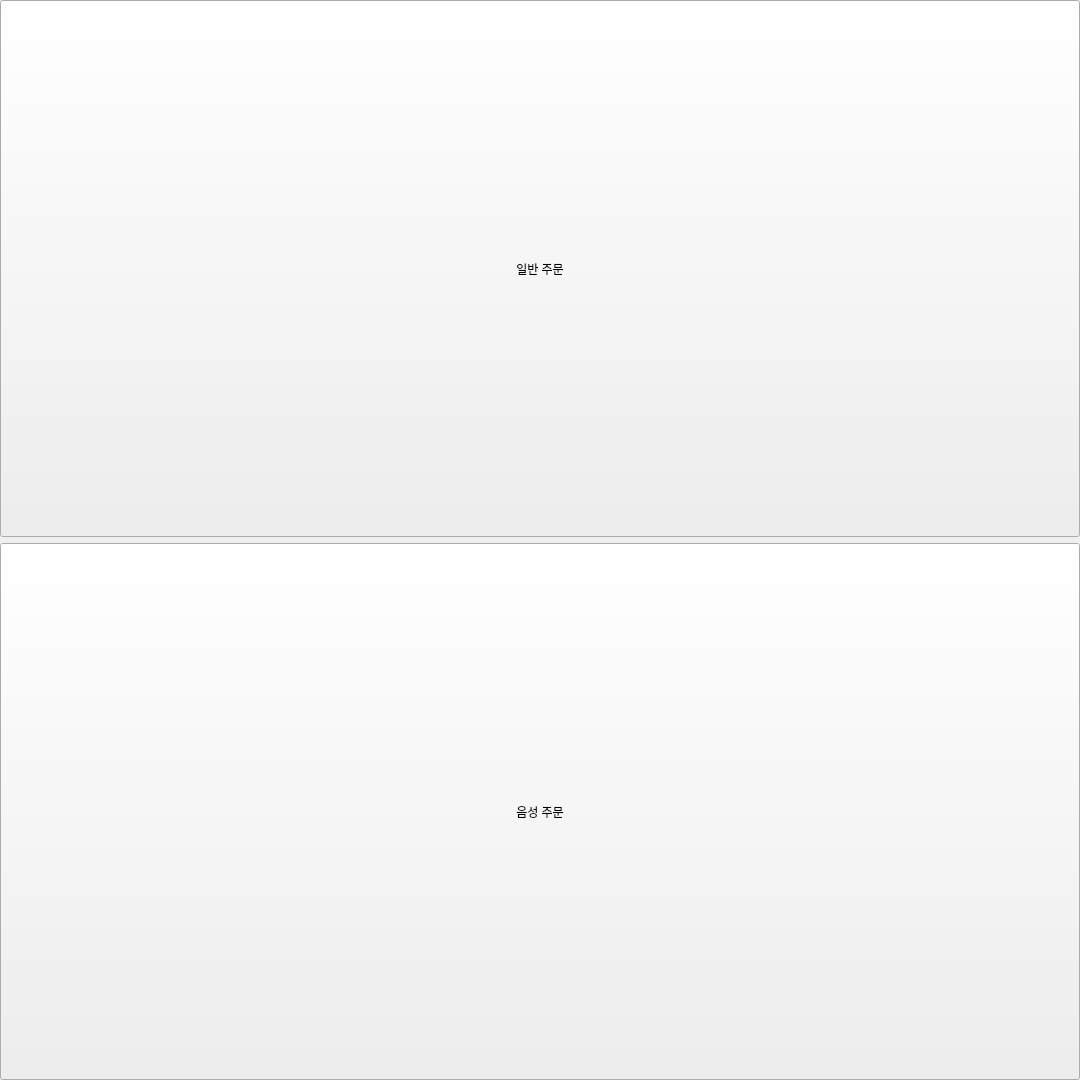
Qt form front/UI/Init.ui (LeeHuSeong/Kiosk_AI) before a commit.
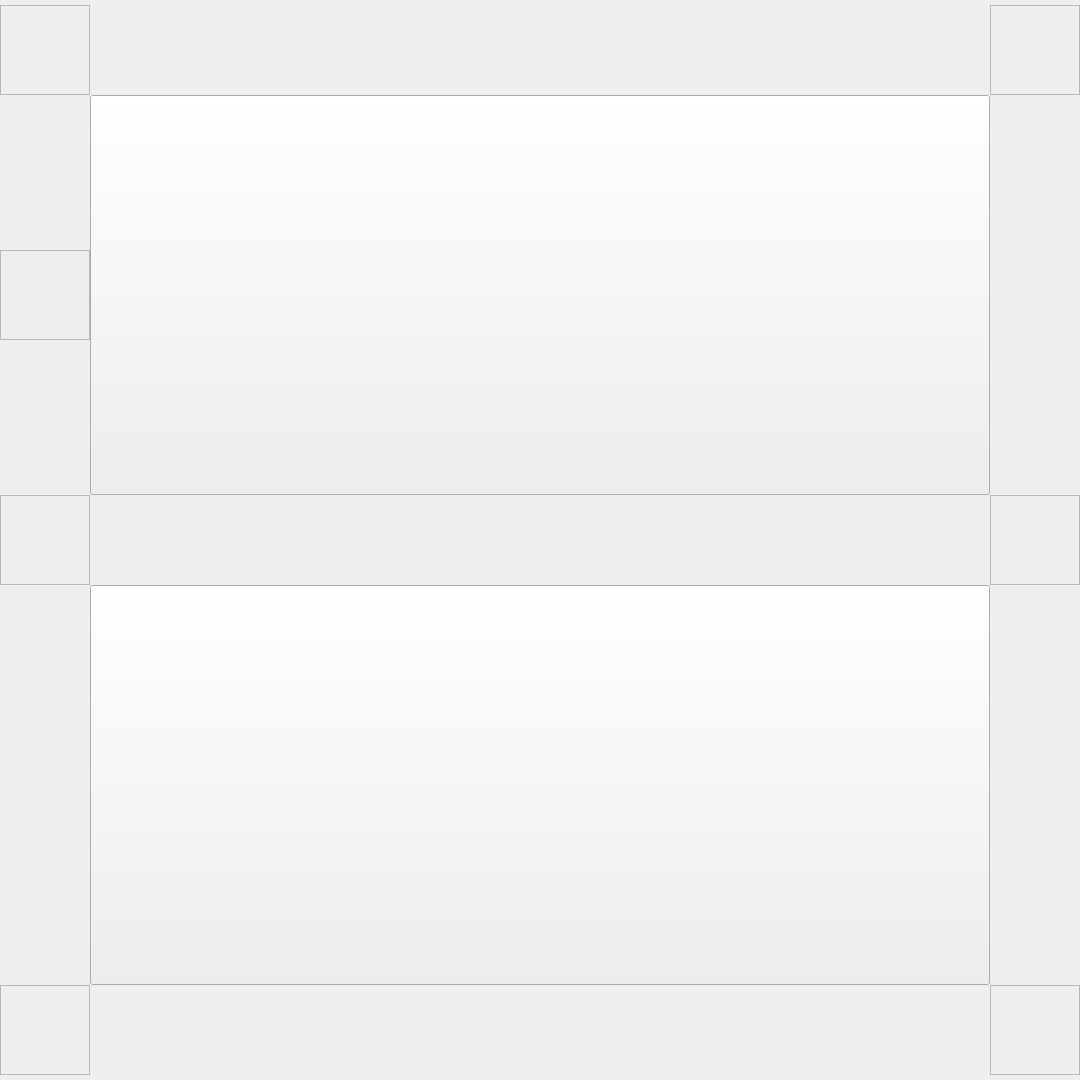
The same form after that commit. The open tabs and pages were chosen to show the change. Icons and pictures are not drawn.

```diff
--- a/front/UI/Init.ui
+++ b/front/UI/Init.ui
@@ -31,6 +31,47 @@
   <property name="windowTitle">
    <string>MainWindow</string>
   </property>
+  <property name="styleSheet">
+   <string notr="true">#MainWindow {
+	
+	border-image: url(:/.all/src/BG.png);
+}
+
+#mainPage {
+	
+	border-image: url(:/.all/src/BG2.png);
+}
+
+#btn_toSelectPage {
+
+	border-image: url(:/0_initPage/src/initbtn_O.png);
+}
+
+#btn_toSelectPage:hover {
+
+	border-image: url(:/0_initPage/src/initbtn_H.png);
+}
+
+#btn_toDefaultMenuPage {
+	
+	border-image: url(:/1_selectPage/src/selectbtn1_O.png);
+}
+
+#btn_toDefaultMenuPage:hover {
+	
+	border-image: url(:/1_selectPage/src/selectbtn1_H.png);
+}
+
+#btn_toVoiceOrderPage {
+	
+	border-image: url(:/1_selectPage/src/selectbtn2_O.png);
+}
+
+#btn_toVoiceOrderPage:hover {
+	
+	border-image: url(:/1_selectPage/src/selectbtn2_H.png);
+}</string>
+  </property>
   <widget class="QWidget" name="centralwidget">
    <property name="sizePolicy">
     <sizepolicy hsizetype="Fixed" vsizetype="Fixed">
@@ -51,8 +92,14 @@
     <property name="bottomMargin">
      <number>0</number>
     </property>
+    <property name="spacing">
+     <number>0</number>
+    </property>
     <item row="0" column="0">
      <layout class="QGridLayout" name="gridLayout">
+      <property name="spacing">
+       <number>0</number>
+      </property>
       <item row="1" column="0">
        <widget class="QStackedWidget" name="mainPage">
         <property name="sizePolicy">
@@ -212,31 +259,218 @@
           <property name="bottomMargin">
            <number>0</number>
           </property>
+          <property name="spacing">
+           <number>0</number>
+          </property>
           <item row="0" column="0">
-           <layout class="QVBoxLayout" name="verticalLayout">
-            <item>
-             <widget class="QPushButton" name="btn_toDefaultMenuPage">
-              <property name="sizePolicy">
-               <sizepolicy hsizetype="MinimumExpanding" vsizetype="MinimumExpanding">
-                <horstretch>0</horstretch>
-                <verstretch>0</verstretch>
-               </sizepolicy>
+           <layout class="QGridLayout" name="gridLayout_6">
+            <property name="spacing">
+             <number>0</number>
+            </property>
+            <item row="2" column="0">
+             <widget class="QFrame" name="frame_6">
+              <property name="minimumSize">
+               <size>
+                <width>90</width>
+                <height>90</height>
+               </size>
               </property>
-              <property name="text">
-               <string>일반 주문</string>
+              <property name="maximumSize">
+               <size>
+                <width>90</width>
+                <height>90</height>
+               </size>
               </property>
+              <property name="frameShape">
+               <enum>QFrame::StyledPanel</enum>
+              </property>
+              <property name="frameShadow">
+               <enum>QFrame::Raised</enum>
+              </property>
              </widget>
             </item>
-            <item>
+            <item row="5" column="2">
+             <widget class="QFrame" name="frame_5">
+              <property name="minimumSize">
+               <size>
+                <width>90</width>
+                <height>90</height>
+               </size>
+              </property>
+              <property name="maximumSize">
+               <size>
+                <width>90</width>
+                <height>90</height>
+               </size>
+              </property>
+              <property name="frameShape">
+               <enum>QFrame::StyledPanel</enum>
+              </property>
+              <property name="frameShadow">
+               <enum>QFrame::Raised</enum>
+              </property>
+             </widget>
+            </item>
+            <item row="5" column="0">
+             <widget class="QFrame" name="frame_4">
+              <property name="minimumSize">
+               <size>
+                <width>90</width>
+                <height>90</height>
+               </size>
+              </property>
+              <property name="maximumSize">
+               <size>
+                <width>90</width>
+                <height>90</height>
+               </size>
+              </property>
+              <property name="frameShape">
+               <enum>QFrame::StyledPanel</enum>
+              </property>
+              <property name="frameShadow">
+               <enum>QFrame::Raised</enum>
+              </property>
+             </widget>
+            </item>
+            <item row="0" column="2">
+             <widget class="QFrame" name="frame">
+              <property name="minimumSize">
+               <size>
+                <width>90</width>
+                <height>90</height>
+               </size>
+              </property>
+              <property name="maximumSize">
+               <size>
+                <width>90</width>
+                <height>90</height>
+               </size>
+              </property>
+              <property name="frameShape">
+               <enum>QFrame::StyledPanel</enum>
+              </property>
+              <property name="frameShadow">
+               <enum>QFrame::Raised</enum>
+              </property>
+             </widget>
+            </item>
+            <item row="0" column="0">
+             <widget class="QFrame" name="frame_3">
+              <property name="minimumSize">
+               <size>
+                <width>90</width>
+                <height>90</height>
+               </size>
+              </property>
+              <property name="maximumSize">
+               <size>
+                <width>90</width>
+                <height>90</height>
+               </size>
+              </property>
+              <property name="frameShape">
+               <enum>QFrame::StyledPanel</enum>
+              </property>
+              <property name="frameShadow">
+               <enum>QFrame::Raised</enum>
+              </property>
+             </widget>
+            </item>
+            <item row="4" column="1">
              <widget class="QPushButton" name="btn_toVoiceOrderPage">
               <property name="sizePolicy">
-               <sizepolicy hsizetype="MinimumExpanding" vsizetype="MinimumExpanding">
+               <sizepolicy hsizetype="Fixed" vsizetype="Fixed">
                 <horstretch>0</horstretch>
                 <verstretch>0</verstretch>
                </sizepolicy>
               </property>
+              <property name="minimumSize">
+               <size>
+                <width>900</width>
+                <height>400</height>
+               </size>
+              </property>
+              <property name="maximumSize">
+               <size>
+                <width>900</width>
+                <height>400</height>
+               </size>
+              </property>
               <property name="text">
-               <string>음성 주문</string>
+               <string/>
+              </property>
+             </widget>
+            </item>
+            <item row="2" column="1">
+             <widget class="QPushButton" name="btn_toDefaultMenuPage">
+              <property name="sizePolicy">
+               <sizepolicy hsizetype="Fixed" vsizetype="Fixed">
+                <horstretch>0</horstretch>
+                <verstretch>0</verstretch>
+               </sizepolicy>
+              </property>
+              <property name="minimumSize">
+               <size>
+                <width>900</width>
+                <height>400</height>
+               </size>
+              </property>
+              <property name="maximumSize">
+               <size>
+                <width>900</width>
+                <height>400</height>
+               </size>
+              </property>
+              <property name="styleSheet">
+               <string notr="true"/>
+              </property>
+              <property name="text">
+               <string/>
+              </property>
+             </widget>
+            </item>
+            <item row="3" column="0">
+             <widget class="QFrame" name="frame_7">
+              <property name="minimumSize">
+               <size>
+                <width>90</width>
+                <height>90</height>
+               </size>
+              </property>
+              <property name="maximumSize">
+               <size>
+                <width>90</width>
+                <height>90</height>
+               </size>
+              </property>
+              <property name="frameShape">
+               <enum>QFrame::StyledPanel</enum>
+              </property>
+              <property name="frameShadow">
+               <enum>QFrame::Raised</enum>
+              </property>
+             </widget>
+            </item>
+            <item row="3" column="2">
+             <widget class="QFrame" name="frame_8">
+              <property name="minimumSize">
+               <size>
+                <width>90</width>
+                <height>90</height>
+               </size>
+              </property>
+              <property name="maximumSize">
+               <size>
+                <width>90</width>
+                <height>90</height>
+               </size>
+              </property>
+              <property name="frameShape">
+               <enum>QFrame::StyledPanel</enum>
+              </property>
+              <property name="frameShadow">
+               <enum>QFrame::Raised</enum>
               </property>
              </widget>
             </item>
```
Left out of the diff: 76 changed lines with no effect on the pictures.
